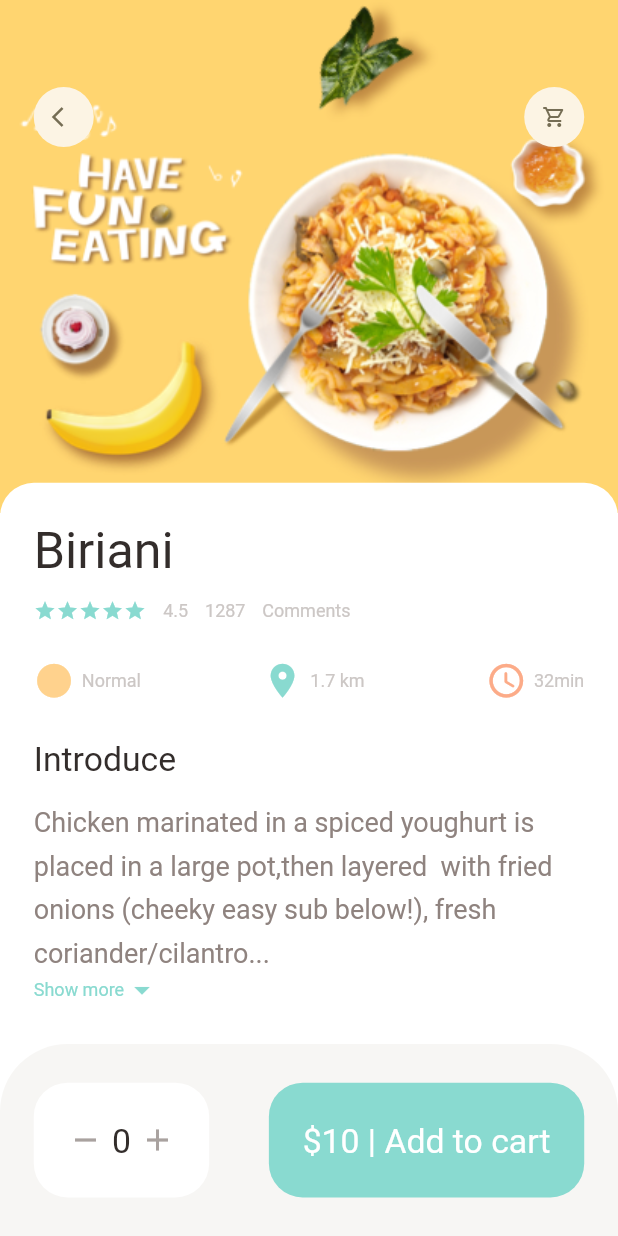
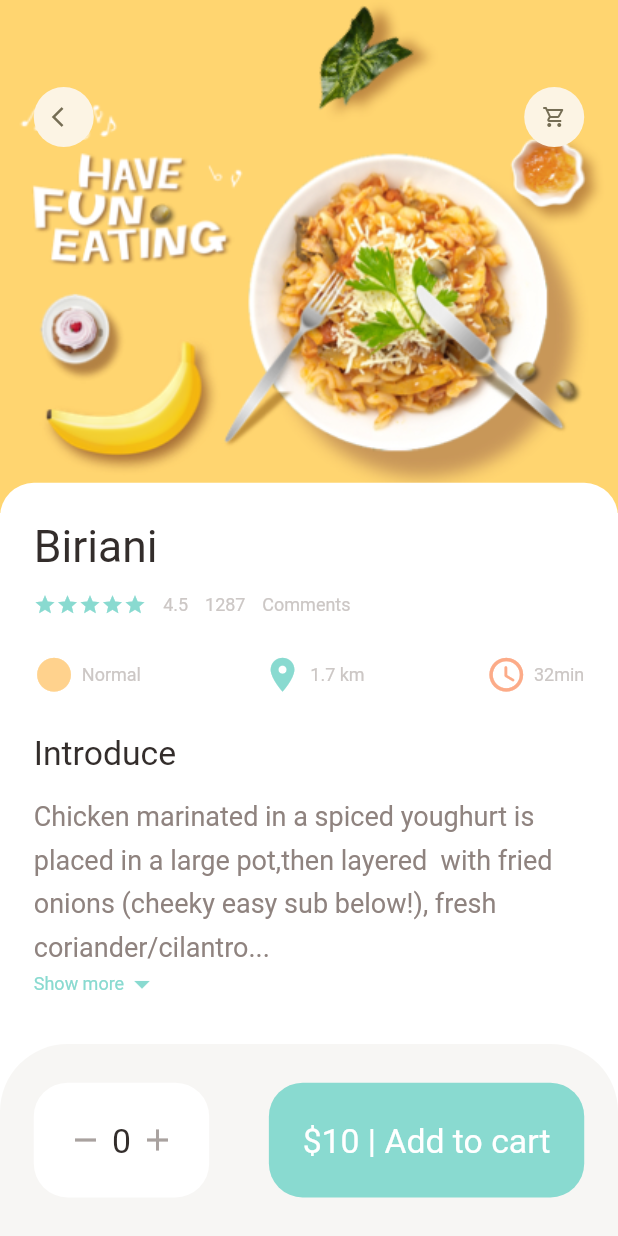
Before and after one commit to Thafseena/fooddeliveryapp, a Flutter app: the PopularFoodDetail screen opened directly, on a phone screen of 412 x 824 dp. Run offline on Flutter 3.47's test engine with Material 2 defaults, Android fonts, the phone set to English and light mode, and no system bars; our stand-ins replace dots_indicator, get; network calls fail.

```diff
--- a/lib/utils/dimensions.dart
+++ b/lib/utils/dimensions.dart
@@ -25,6 +25,7 @@ static double width30=screenHeight/24.38;
 static double font16=screenHeight/40.00;
 static double font14=screenHeight/45.71;
 static double font20=screenHeight/36.6;//20
+static double font23=screenHeight/27.82;
 static double font26=screenHeight/24.61;
 
 //radius
--- a/lib/widgets/app_column.dart
+++ b/lib/widgets/app_column.dart
@@ -15,7 +15,7 @@ class AppColumn extends StatelessWidget {
                     crossAxisAlignment: CrossAxisAlignment.start,
                    // mainAxisAlignment: MainAxisAlignment.start,
                     children: [
-                      BigText(text: text,size: Dimensions.font26,),
+                      BigText(text: text,size: Dimensions.font23,),
                       SizedBox(height: Dimensions.height10,),
                       Row(
                         children: [
```
Also changed, not shown: lib/pages/home/food_page_body.dart (+5 -2 lines).
